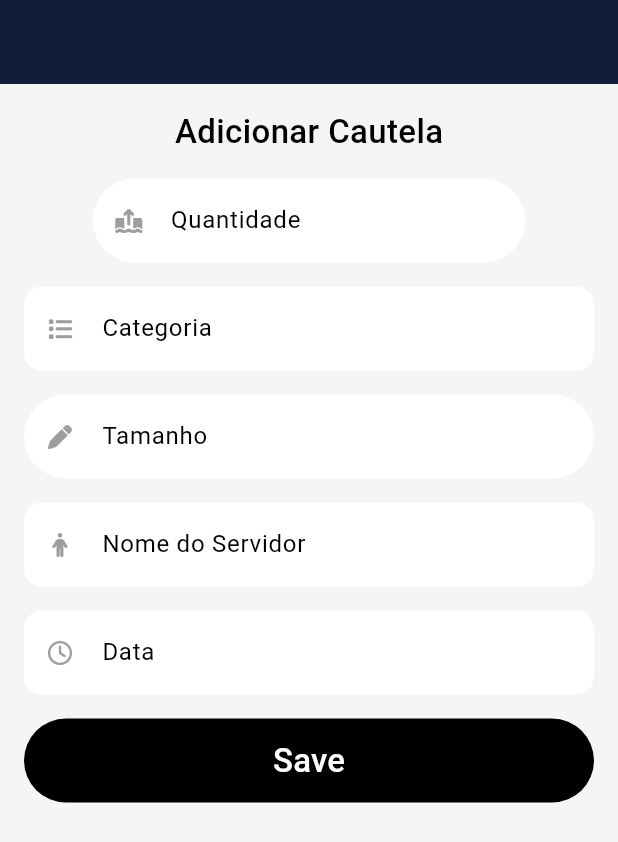
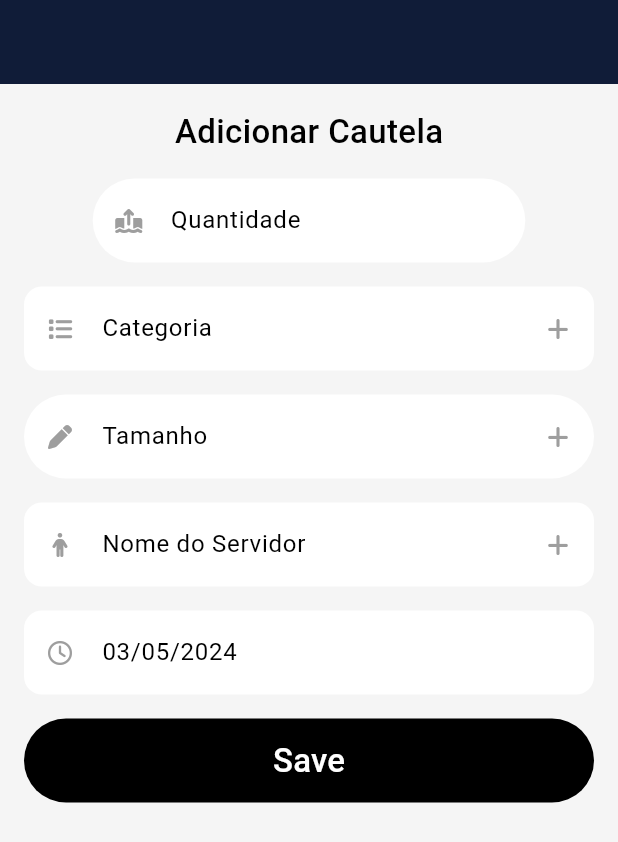
Before and after one commit to milamiloca/Expense_tracker, a Flutter app: the screen it shows after launch, on a phone screen of 412 x 824 dp. Shown: the top 842 px of the screen. Run offline on Flutter 3.47's test engine with Material 3 defaults, Android fonts, the phone set to English and light mode, and no system bars; our stand-ins replace fl_chart, font_awesome_flutter.

Commit message:
upgrade project

```diff
--- a/lib/screens/add_cautela/views/add_cautela.dart
+++ b/lib/screens/add_cautela/views/add_cautela.dart
@@ -1,5 +1,7 @@
 import 'package:flutter/material.dart';
 import 'package:font_awesome_flutter/font_awesome_flutter.dart';
+import 'package:intl/date_symbols.dart';
+import 'package:intl/intl.dart';
 
 import '../../../app_view.dart';
 
@@ -16,6 +18,13 @@ class _AddCautelaState extends State<AddCautela> {
   TextEditingController servidorController = TextEditingController();
   TextEditingController dataController = TextEditingController();
   TextEditingController tamanhoController = TextEditingController();
+  DateTime selectDate = DateTime.now();
+
+  @override
+  void initState() {
+    dataController.text = DateFormat('dd/MM/yyyy').format(DateTime.now());
+    super.initState();
+  }
 
   @override
   Widget build(BuildContext context) {
@@ -66,6 +75,8 @@ class _AddCautelaState extends State<AddCautela> {
               TextFormField(
                 controller: categoriaController,
                 textAlignVertical: TextAlignVertical.center,
+                readOnly: true, // para aparecer uma lista de categoria abaixo
+                onTap: () {},
                 decoration: InputDecoration(
                     filled: true,
                     fillColor: Colors.white,
@@ -74,6 +85,13 @@ class _AddCautelaState extends State<AddCautela> {
                       size: 16,
                       color: Colors.grey,
                     ),
+                    suffixIcon: IconButton(
+                        onPressed: () {},
+                        icon: const Icon(
+                          FontAwesomeIcons.plus,
+                          size: 16,
+                          color: Colors.grey,
+                        )),
                     hintText: 'Categoria',
                     border: OutlineInputBorder(
                         borderRadius: BorderRadius.circular(12),
@@ -85,6 +103,8 @@ class _AddCautelaState extends State<AddCautela> {
               TextFormField(
                 controller: tamanhoController,
                 textAlignVertical: TextAlignVertical.center,
+                readOnly: true, // para aparecer uma lista de categoria abaixo
+                onTap: () {},
                 decoration: InputDecoration(
                     filled: true,
                     fillColor: Colors.white,
@@ -93,6 +113,13 @@ class _AddCautelaState extends State<AddCautela> {
                       size: 16,
                       color: Colors.grey,
                     ),
+                    suffixIcon: IconButton(
+                        onPressed: () {},
+                        icon: const Icon(
+                          FontAwesomeIcons.plus,
+                          size: 16,
+                          color: Colors.grey,
+                        )),
                     hintText: 'Tamanho',
                     border: OutlineInputBorder(
                         borderRadius: BorderRadius.circular(30),
@@ -104,6 +131,8 @@ class _AddCautelaState extends State<AddCautela> {
               TextFormField(
                 controller: servidorController,
                 textAlignVertical: TextAlignVertical.center,
+                readOnly: true, // para aparecer uma lista de categoria abaixo
+                onTap: () {},
                 decoration: InputDecoration(
                     filled: true,
                     fillColor: Colors.white,
@@ -112,6 +141,13 @@ class _AddCautelaState extends State<AddCautela> {
                       size: 16,
                       color: Colors.grey,
                     ),
+                    suffixIcon: IconButton(
+                        onPressed: () {},
+                        icon: const Icon(
+                          FontAwesomeIcons.plus,
+                          size: 16,
+                          color: Colors.grey,
+                        )),
                     hintText: 'Nome do Servidor',
                     border: OutlineInputBorder(
                         borderRadius: BorderRadius.circular(12),
@@ -122,12 +158,20 @@ class _AddCautelaState extends State<AddCautela> {
                 controller: dataController,
                 textAlignVertical: TextAlignVertical.center,
                 readOnly: true,
-                onTap: () {
-                  showDatePicker(
+                onTap: () async {
+                  DateTime? newDate = await showDatePicker(
                       context: context,
-                      initialDate: DateTime.now(),
+                      initialDate: selectDate,
                       firstDate: DateTime.now(),
                       lastDate: DateTime.now().add(const Duration(days: 365)));
+
+                  if (newDate != null) {
+                    setState(() {
+                      dataController.text =
+                          DateFormat('dd/MM/yyyy').format(newDate);
+                      selectDate = newDate;
+                    });
+                  }
                 },
                 decoration: InputDecoration(
                     filled: true,
--- a/pubspec.yaml
+++ b/pubspec.yaml
@@ -14,6 +14,7 @@ dependencies:
   cupertino_icons: ^1.0.6
   font_awesome_flutter: ^10.7.0
   fl_chart: ^0.67.0
+  intl: ^0.19.0
 
 dev_dependencies:
   flutter_test:
```
Also changed, not shown: pubspec.lock.
